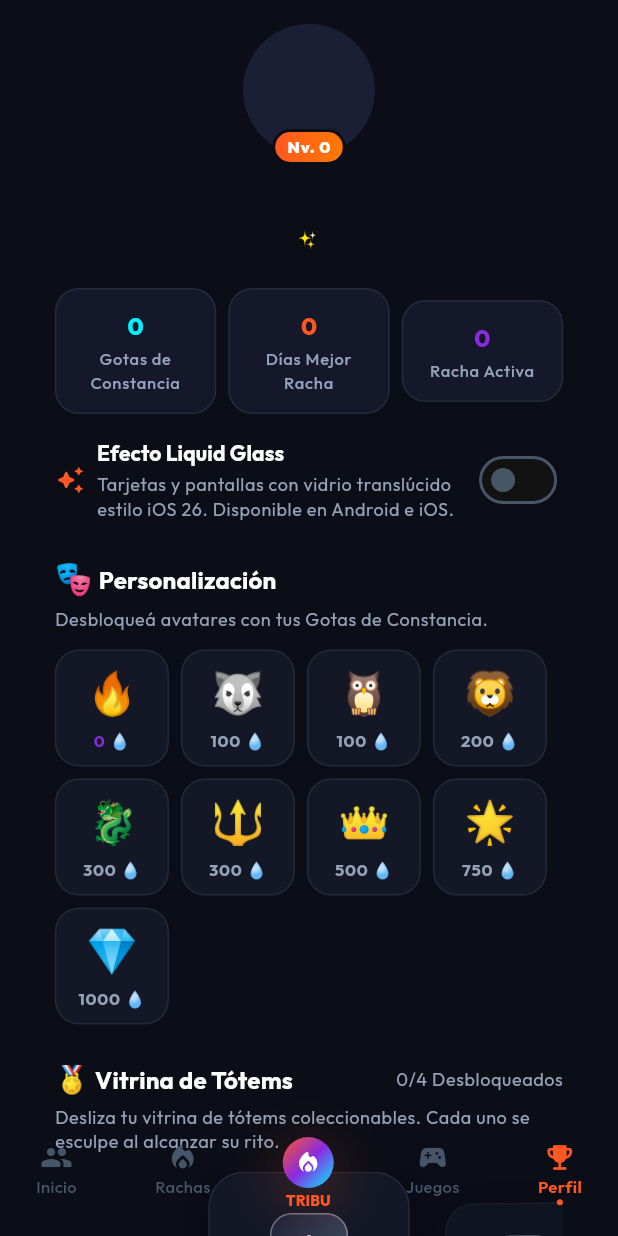
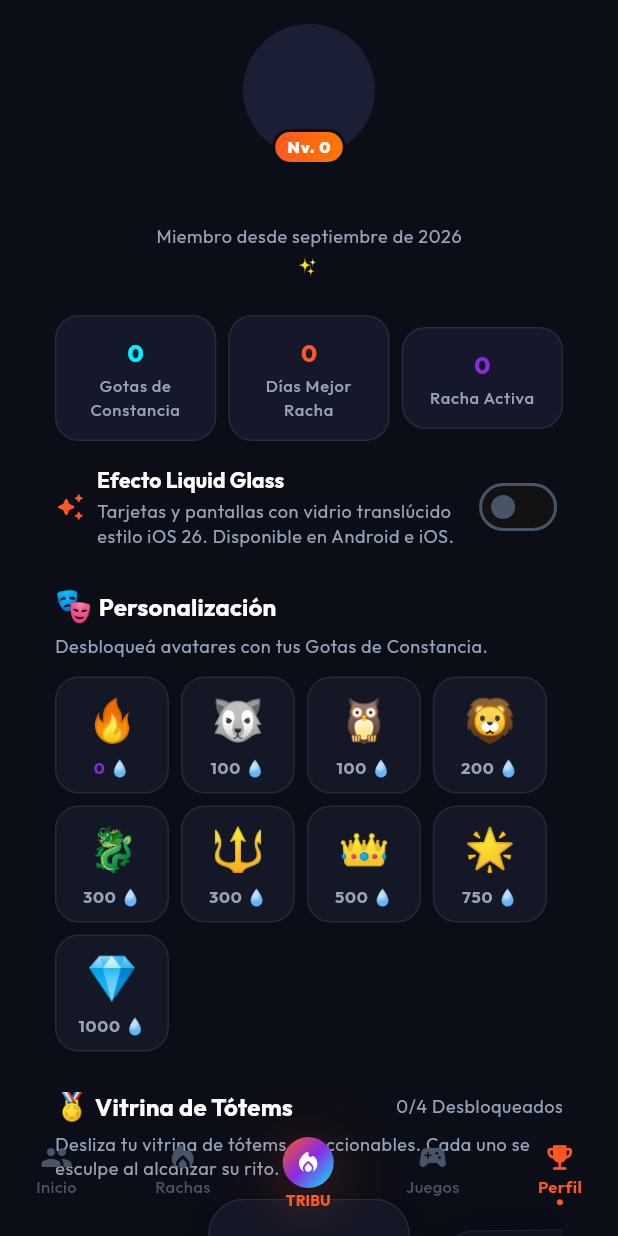
Before and after one commit to GrullonDev/ed_tech, a Flutter app: the ProfilePage screen opened directly with empty values, on a phone screen of 412 x 824 dp. Run offline on Flutter 3.47's test engine with Material 3 defaults, Android fonts, the phone set to English and light mode, and no system bars; our stand-ins replace audioplayers, cloud_firestore, cloud_functions, confetti, firebase_analytics, firebase_auth and 11 more; missing offline and left inert: firebase_performance, liquid_glass_widgets, mobile_scanner; accounts and stored records are empty.

Commit message:
fix(design): restaurar "miembro desde" y limpiar código muerto en Perfil
flutter analyze (recién instalado Flutter 3.47.4 en este entorno para
poder validar el branch de verdad) marcó dos warnings unused_element
sobre restos del rediseño de Perfil: _memberSinceLabel y
_currentMonthName habían quedado sin llamar tras restylear el header
y las stat boxes.

_currentMonthName se elimina (ligado al stat tile de "Cumplimiento del
mes" que ya no existe ahí, ese dato ahora vive en el header de "Piel
de Tótem"). _memberSinceLabel se restaura en el header, debajo del
nombre — es información real (memberSince) que no había motivo para
perder al restylear.

```diff
--- a/lib/features/page/profile.dart
+++ b/lib/features/page/profile.dart
@@ -256,6 +256,13 @@ class ProfilePage extends StatelessWidget {
                           username,
                           style: textTheme.titleLarge?.copyWith(
                             fontWeight: FontWeight.w800,
+                          ),
+                        ),
+                        const SizedBox(height: 2),
+                        Text(
+                          _memberSinceLabel(memberSince),
+                          style: textTheme.bodySmall?.copyWith(
+                            color: AppColors.onSurfaceVariant,
                           ),
                         ),
                         const SizedBox(height: 4),
@@ -570,8 +577,6 @@ class ProfilePage extends StatelessWidget {
     return 'Miembro desde ${_kMonthNames[memberSince.month - 1]} de '
         '${memberSince.year}';
   }
-
-  static String _currentMonthName() => _kMonthNames[DateTime.now().month - 1];
 }
 
 /// Retos 1v1 pendientes de un aliado real (ver `HomeLogic.challengeAlly`) —
```
